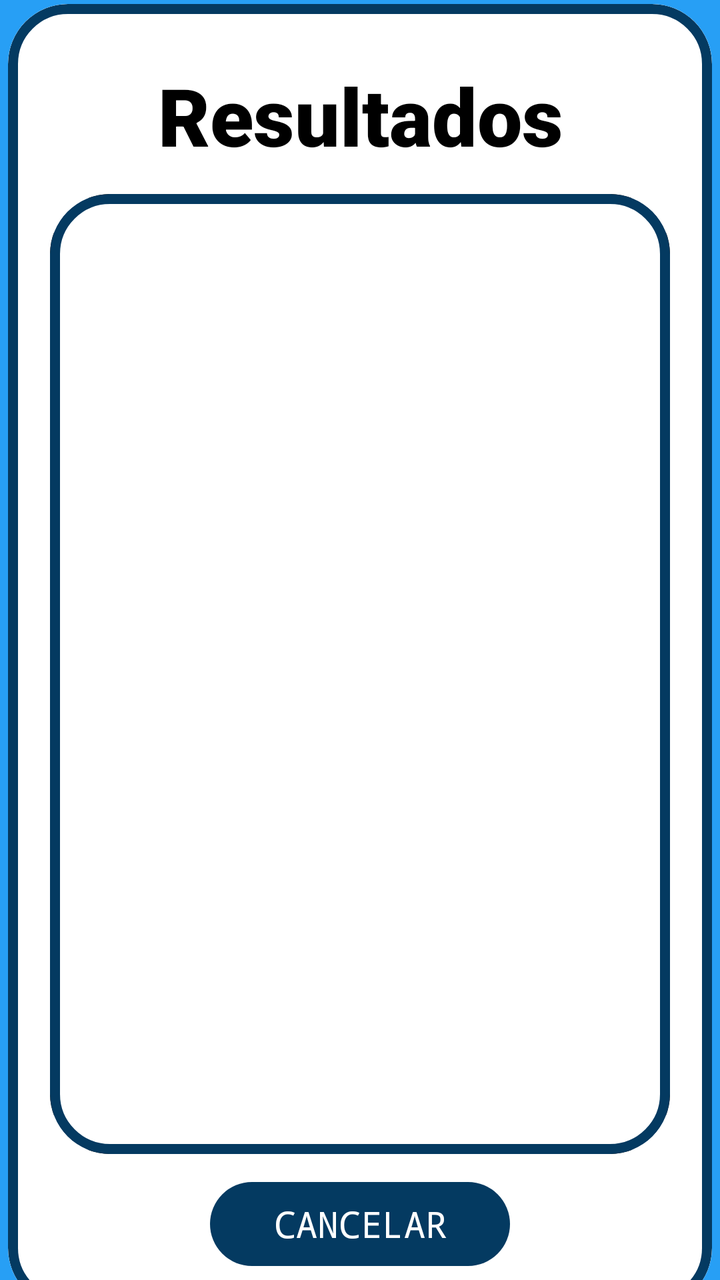
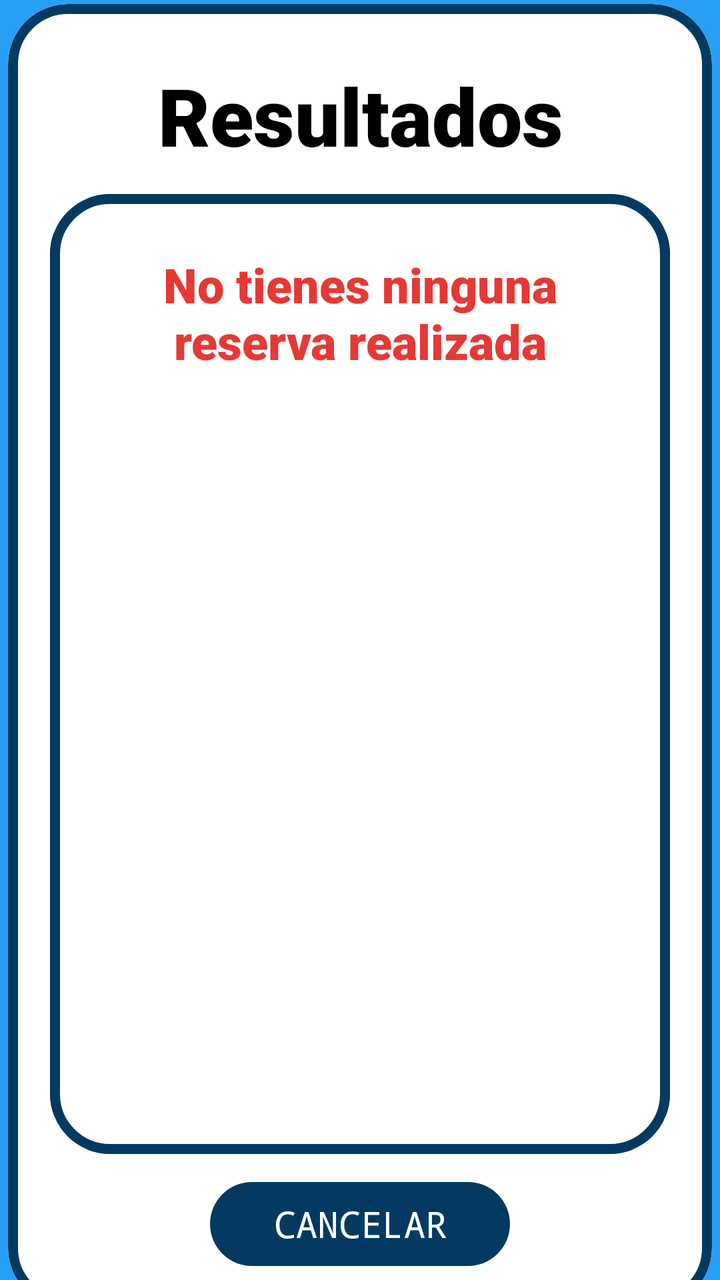

Before-and-after screenshots of an Android layout around one commit, followed by the original layout XML and the change that was made.
<!-- AndroidManifest.xml: application theme Theme.ParkPay -->
<!-- res/layout/activity_lista_parking.xml -->
<?xml version="1.0" encoding="utf-8"?>
<androidx.constraintlayout.widget.ConstraintLayout xmlns:android="http://schemas.android.com/apk/res/android"
    xmlns:app="http://schemas.android.com/apk/res-auto"
    xmlns:tools="http://schemas.android.com/tools"
    android:id="@+id/main"
    android:layout_width="match_parent"
    android:layout_height="match_parent"
    tools:context=".Lista_Parking"
    android:background="#279FF5">

    <com.google.android.material.card.MaterialCardView
        style="@style/Widget.Material3.CardView.Outlined"
        android:layout_width="352dp"
        android:layout_height="652dp"
        android:layout_marginTop="15dp"

        app:cardBackgroundColor="@android:color/transparent"
        app:cardCornerRadius="30dp"
        app:layout_constraintBottom_toBottomOf="parent"
        app:layout_constraintEnd_toEndOf="parent"
        app:layout_constraintHorizontal_bias="0.491"
        app:layout_constraintStart_toStartOf="parent"
        app:layout_constraintTop_toTopOf="parent"
        app:layout_constraintVertical_bias="0.493"
        app:strokeColor="#043A61"
        app:strokeWidth="5dp"
        android:background="@color/white">

        <androidx.constraintlayout.widget.ConstraintLayout
            android:layout_width="match_parent"
            android:layout_height="match_parent"
            android:background="@color/white"
            android:padding="16dp">

            <TextView
                android:id="@+id/textView4"
                android:layout_width="wrap_content"
                android:layout_height="wrap_content"
                android:layout_marginTop="13dp"
                android:fontFamily="sans-serif-black"
                android:textColor="@color/black"
                android:text="@string/parking_title_list"
                android:textSize="40sp"
                app:layout_constraintEnd_toEndOf="parent"
                app:layout_constraintHorizontal_bias="0.502"
                app:layout_constraintStart_toStartOf="parent"
                app:layout_constraintTop_toTopOf="parent" />

            <com.google.android.material.card.MaterialCardView
                android:id="@+id/materialCardView2"
                style="@style/Widget.Material3.CardView.Outlined"
                android:layout_width="310dp"
                android:layout_height="480dp"

                android:layout_marginTop="20dp"
                android:background="@color/white"
                app:cardBackgroundColor="@android:color/transparent"
                app:cardCornerRadius="30dp"
                app:layout_constraintBottom_toBottomOf="parent"
                app:layout_constraintEnd_toEndOf="parent"
                app:layout_constraintHorizontal_bias="0.491"
                app:layout_constraintStart_toStartOf="parent"
                app:layout_constraintTop_toTopOf="parent"
                app:layout_constraintVertical_bias="0.493"
                app:strokeColor="#043A61"
                app:strokeWidth="5dp">

                <androidx.constraintlayout.widget.ConstraintLayout
                    android:layout_width="match_parent"
                    android:layout_height="match_parent"
                    android:padding="16dp"
                    android:background="@drawable/borde_listview">

                    <ListView
                        android:id="@+id/idLista"
                        android:layout_width="310dp"
                        android:layout_height="470dp"
                        app:layout_constraintBottom_toBottomOf="parent"
                        app:layout_constraintEnd_toEndOf="parent"
                        app:layout_constraintStart_toStartOf="parent"
                        app:layout_constraintTop_toTopOf="parent"/>

                </androidx.constraintlayout.widget.ConstraintLayout>

            </com.google.android.material.card.MaterialCardView>

            <com.google.android.material.button.MaterialButton
                android:id="@+id/id_bt_accept_icon2"
                android:layout_width="150dp"
                android:layout_height="50dp"
                android:layout_marginTop="10dp"
                android:layout_marginHorizontal="8dp"
                android:fontFamily="monospace"
                android:onClick="volverBuscarParking"
                android:text="@string/bt_canceled"
                android:textAllCaps="true"
                android:textColor="#FFFFFF"
                android:textSize="18sp"
                app:backgroundTint="#043A61"
                app:cornerRadius="29dp"
                app:elevation="5dp"
                app:layout_constraintEnd_toEndOf="parent"
                app:layout_constraintStart_toStartOf="parent"
                app:layout_constraintTop_toBottomOf="@+id/materialCardView2" />


        </androidx.constraintlayout.widget.ConstraintLayout>

    </com.google.android.material.card.MaterialCardView>

</androidx.constraintlayout.widget.ConstraintLayout>
<!-- resources referenced by this layout -->
<resources>
  <color name="black">#FF000000</color>
  <color name="white">#FFFFFFFF</color>
  <!-- drawable borde_listview (drawable) -->
  <?xml version="1.0" encoding="utf-8"?>
  <shape xmlns:android="http://schemas.android.com/apk/res/android">
      
      <solid android:color="#FFFFFF" />
  
      
      <stroke
          android:width="2dp"
          android:color="#000000" />
  
      
      <corners android:radius="8dp" />
  </shape>
  <string name="bt_canceled">Cancelar</string>
  <string name="parking_title_list">Resultados</string>
  <style name="Theme.ParkPay" parent="Base.Theme.ParkPay" />
  <style name="Base.Theme.ParkPay" parent="Theme.Material3.DayNight.NoActionBar">
          
          
      </style>
</resources>

<!-- the commit's change to res/layout/activity_lista_parking.xml (unified diff, before → after) -->
@@ -71,6 +71,21 @@
                     android:padding="16dp"
                     android:background="@drawable/borde_listview">
 
+                    <TextView
+                        android:id="@+id/id_listview_error2"
+                        android:layout_width="wrap_content"
+                        android:layout_height="wrap_content"
+                        android:layout_marginTop="13dp"
+                        android:fontFamily="sans-serif-black"
+                        android:text="No tienes ninguna reserva realizada"
+                        android:textAlignment="center"
+                        android:textColor="#E53935"
+                        android:textSize="24dp"
+                        app:layout_constraintEnd_toEndOf="parent"
+                        app:layout_constraintHorizontal_bias="0.502"
+                        app:layout_constraintStart_toStartOf="parent"
+                        app:layout_constraintTop_toTopOf="parent" />
+
                     <ListView
                         android:id="@+id/idLista"
                         android:layout_width="310dp"
